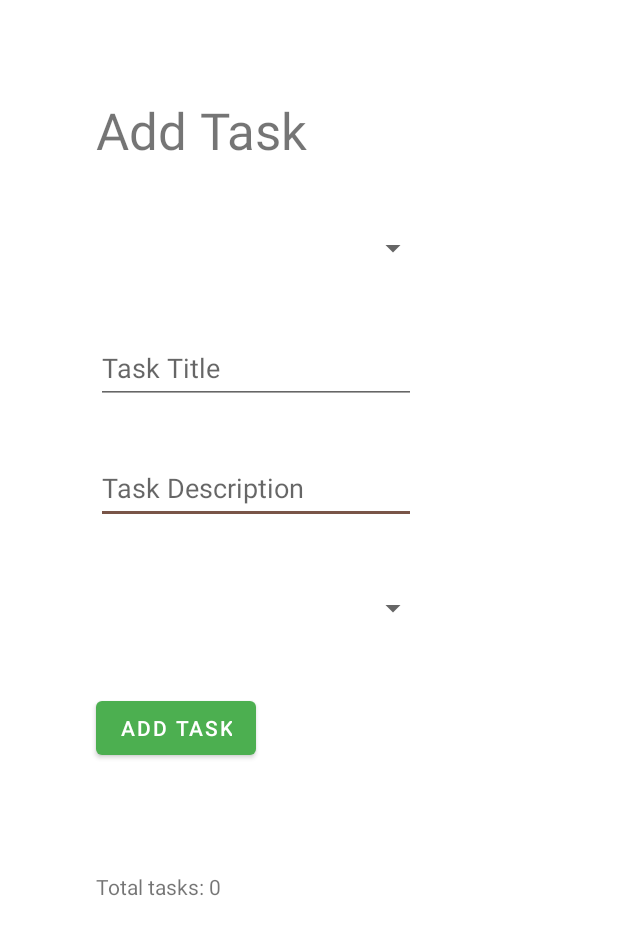
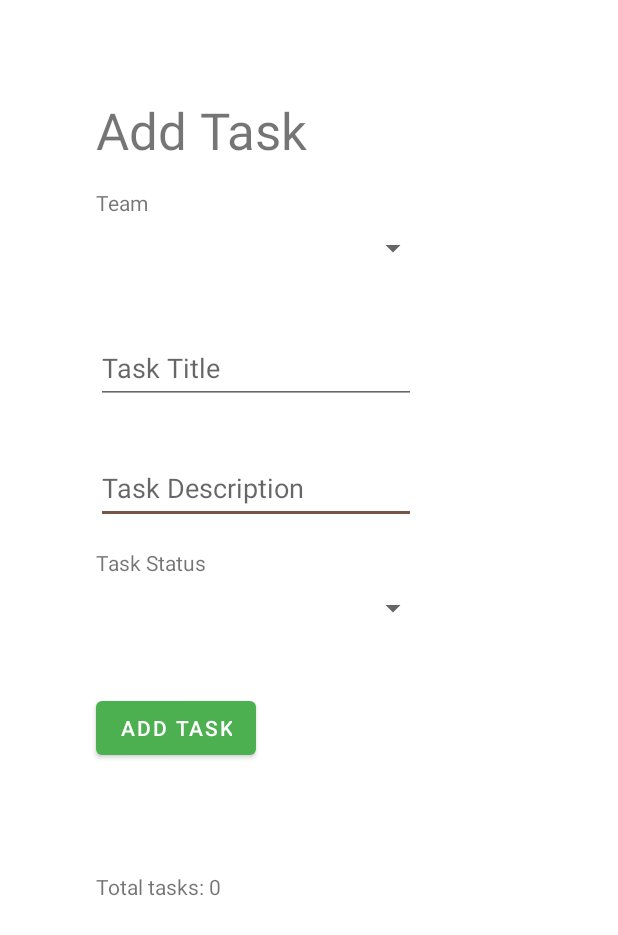
Before and after one commit to matthew-c-austin/taskmaster, an Android app: the layout activity_add_task.xml on its own in the app's theme, with its tools: preview values and no code run, on a phone screen of 412 x 824 dp. Shown: the top 935 px of the screen. Run offline under Robolectric (Android 15) with nearby library versions, the phone set to English and light mode, and no system bars.

```diff
--- a/app/src/main/res/layout/activity_add_task.xml
+++ b/app/src/main/res/layout/activity_add_task.xml
@@ -92,4 +92,20 @@
         android:contentDescription="@string/task_status"
         app:layout_constraintStart_toStartOf="@+id/add_task_title"
         app:layout_constraintTop_toBottomOf="@+id/add_task_title" />
+
+    <TextView
+        android:id="@+id/add_task_team_textView"
+        android:layout_width="wrap_content"
+        android:layout_height="wrap_content"
+        android:text="@string/team_title"
+        app:layout_constraintBaseline_toBaselineOf="@+id/spinner_add_task_team"
+        app:layout_constraintStart_toStartOf="@+id/spinner_add_task_team" />
+
+    <TextView
+        android:id="@+id/add_task_status_textView"
+        android:layout_width="wrap_content"
+        android:layout_height="wrap_content"
+        android:text="@string/task_status_title"
+        app:layout_constraintBaseline_toBaselineOf="@+id/spinner_add_task_status"
+        app:layout_constraintStart_toStartOf="@+id/spinner_add_task_status" />
 </androidx.constraintlayout.widget.ConstraintLayout>
--- a/app/src/main/res/values/strings.xml
+++ b/app/src/main/res/values/strings.xml
@@ -22,4 +22,6 @@
     <!-- TODO: Remove or change this placeholder text -->
     <string name="hello_blank_fragment">Hello blank fragment</string>
     <string name="task_status">Task Status</string>
+    <string name="task_status_title">Task Status</string>
+    <string name="team_title">Team</string>
 </resources>
```
Also changed, not shown: app/src/main/java/com/mca/taskmaster/MainActivity.java (+9 -9 lines), app/src/main/java/com/mca/taskmaster/dao/TaskDao.java (deleted, +0 -21 lines), app/src/main/java/com/mca/taskmaster/database/TaskmasterDatabase.java (deleted, +0 -12 lines).
